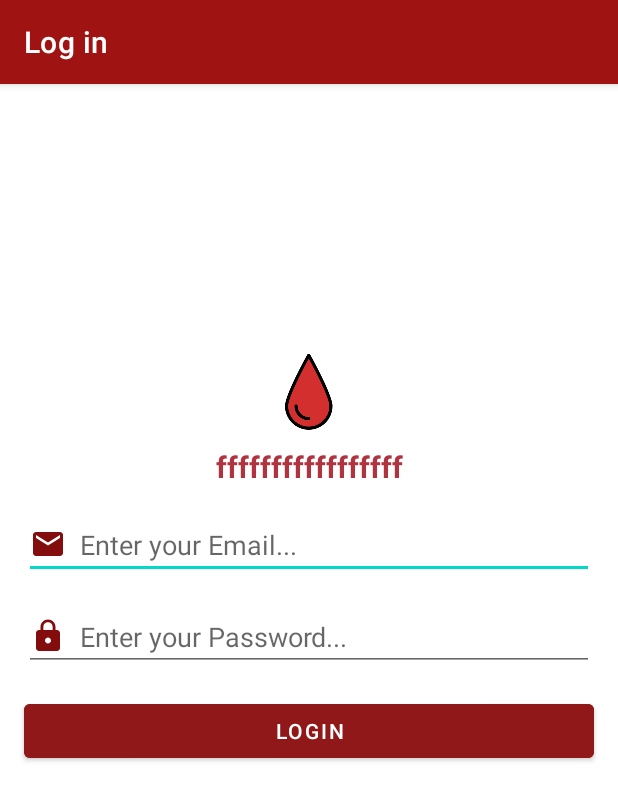
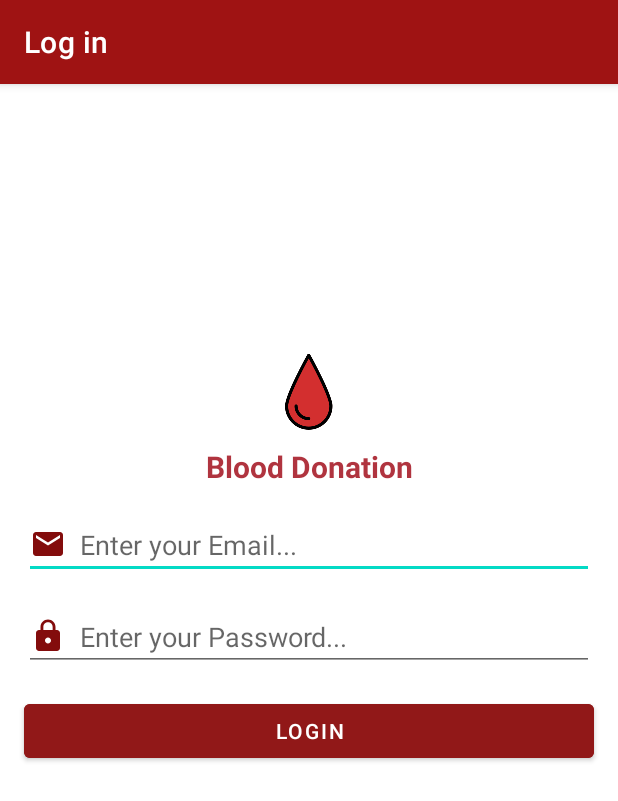
Before and after one commit to 7usss/mfa, an Android app: the screen it shows after launch (MainActivity), on a phone screen of 412 x 824 dp. Shown: the top 801 px of the screen. Run offline under Robolectric (Android 15) with nearby library versions, the phone set to English and light mode, and no system bars.

Commit message:
Revert "added the project"
This reverts commit b6e067b0529ddb0ee14790c07e17aafa66184119.

```diff
--- a/app/src/main/res/layout/activity_main.xml
+++ b/app/src/main/res/layout/activity_main.xml
@@ -72,7 +72,7 @@
         android:layout_width="match_parent"
         android:layout_height="wrap_content"
         android:gravity="center"
-        android:text="fffffffffffffffff"
+        android:text="Blood Donation"
         android:textColor="#DAA3121E"
         android:textSize="20dp"
         android:textStyle="bold"
```
